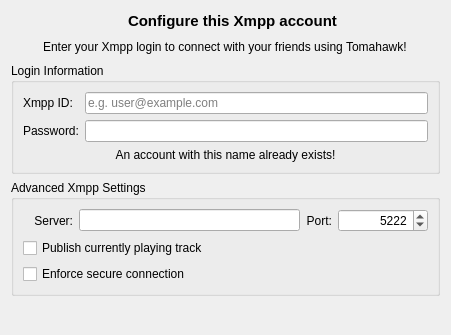
Qt form src/accounts/xmpp/XmppConfigWidget.ui (tomahawk-player/tomahawk) before a commit.
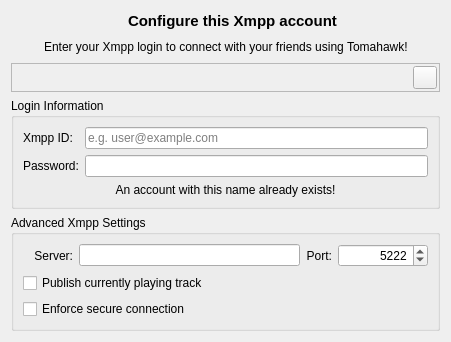
The same form after that commit. Icons and pictures are not drawn.

Commit message: Lock external account config UI, launch KDE Telepathy config dialog.

```diff
--- a/src/accounts/xmpp/XmppConfigWidget.ui
+++ b/src/accounts/xmpp/XmppConfigWidget.ui
@@ -7,9 +7,15 @@
     <x>0</x>
     <y>0</y>
     <width>451</width>
-    <height>335</height>
+    <height>337</height>
    </rect>
   </property>
+  <property name="minimumSize">
+   <size>
+    <width>451</width>
+    <height>0</height>
+   </size>
+  </property>
   <property name="windowTitle">
    <string>Xmpp Configuration</string>
   </property>
@@ -69,15 +75,18 @@
     </layout>
    </item>
    <item>
-    <layout class="QHBoxLayout" name="horizontalLayout_2">
+    <layout class="QHBoxLayout" name="horizontalLayout_4">
      <item>
       <spacer name="horizontalSpacer_3">
        <property name="orientation">
         <enum>Qt::Horizontal</enum>
        </property>
+       <property name="sizeType">
+        <enum>QSizePolicy::Expanding</enum>
+       </property>
        <property name="sizeHint" stdset="0">
         <size>
-         <width>40</width>
+         <width>0</width>
          <height>20</height>
         </size>
        </property>
@@ -85,9 +94,18 @@
      </item>
      <item>
       <widget class="QLabel" name="xmppBlurb">
+       <property name="sizePolicy">
+        <sizepolicy hsizetype="Expanding" vsizetype="Preferred">
+         <horstretch>0</horstretch>
+         <verstretch>0</verstretch>
+        </sizepolicy>
+       </property>
        <property name="text">
         <string>Enter your Xmpp login to connect with your friends using Tomahawk!</string>
        </property>
+       <property name="wordWrap">
+        <bool>false</bool>
+       </property>
       </widget>
      </item>
      <item>
@@ -95,9 +113,12 @@
        <property name="orientation">
         <enum>Qt::Horizontal</enum>
        </property>
+       <property name="sizeType">
+        <enum>QSizePolicy::Expanding</enum>
+       </property>
        <property name="sizeHint" stdset="0">
         <size>
-         <width>40</width>
+         <width>0</width>
          <height>20</height>
         </size>
        </property>
@@ -105,6 +126,85 @@
      </item>
     </layout>
    </item>
+   <item>
+    <layout class="QHBoxLayout" name="horizontalLayout_2">
+     <item>
+      <widget class="QFrame" name="xmppConfigFrame">
+       <property name="sizePolicy">
+        <sizepolicy hsizetype="Expanding" vsizetype="Preferred">
+         <horstretch>0</horstretch>
+         <verstretch>0</verstretch>
+        </sizepolicy>
+       </property>
+       <property name="minimumSize">
+        <size>
+         <width>200</width>
+         <height>0</height>
+        </size>
+       </property>
+       <property name="frameShape">
+        <enum>QFrame::StyledPanel</enum>
+       </property>
+       <property name="frameShadow">
+        <enum>QFrame::Raised</enum>
+       </property>
+       <property name="lineWidth">
+        <number>0</number>
+       </property>
+       <layout class="QHBoxLayout" name="horizontalLayout_7">
+        <property name="spacing">
+         <number>5</number>
+        </property>
+        <property name="leftMargin">
+         <number>2</number>
+        </property>
+        <property name="topMargin">
+         <number>2</number>
+        </property>
+        <property name="rightMargin">
+         <number>2</number>
+        </property>
+        <property name="bottomMargin">
+         <number>2</number>
+        </property>
+        <item>
+         <widget class="QLabel" name="xmppConfigIcon">
+          <property name="text">
+           <string notr="true"/>
+          </property>
+         </widget>
+        </item>
+        <item>
+         <widget class="QLabel" name="xmppConfigLabel">
+          <property name="sizePolicy">
+           <sizepolicy hsizetype="Expanding" vsizetype="Preferred">
+            <horstretch>0</horstretch>
+            <verstretch>0</verstretch>
+           </sizepolicy>
+          </property>
+          <property name="text">
+           <string/>
+          </property>
+          <property name="wordWrap">
+           <bool>true</bool>
+          </property>
+         </widget>
+        </item>
+        <item>
+         <widget class="QToolButton" name="xmppConfigLaunchDialog">
+          <property name="toolTip">
+           <string>Configure</string>
+          </property>
+          <property name="text">
+           <string notr="true"/>
+          </property>
+         </widget>
+        </item>
+       </layout>
+      </widget>
+     </item>
+    </layout>
+   </item>
    <item>
     <widget class="QGroupBox" name="groupBox">
      <property name="title">
```
Left out of the diff: 4 changed lines with no effect on the pictures. The commit also changes 8 other files.
